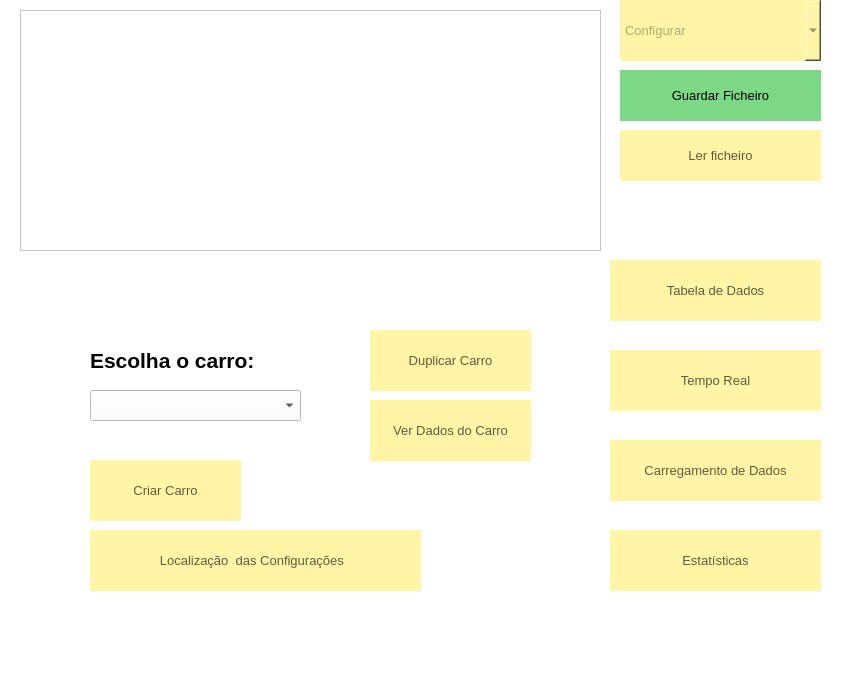
Qt form FSIPLeiria/mainwindow.ui (tatianascgil/Projeto_Informatico_Formula_Student_Barramento_CAN) before a commit.
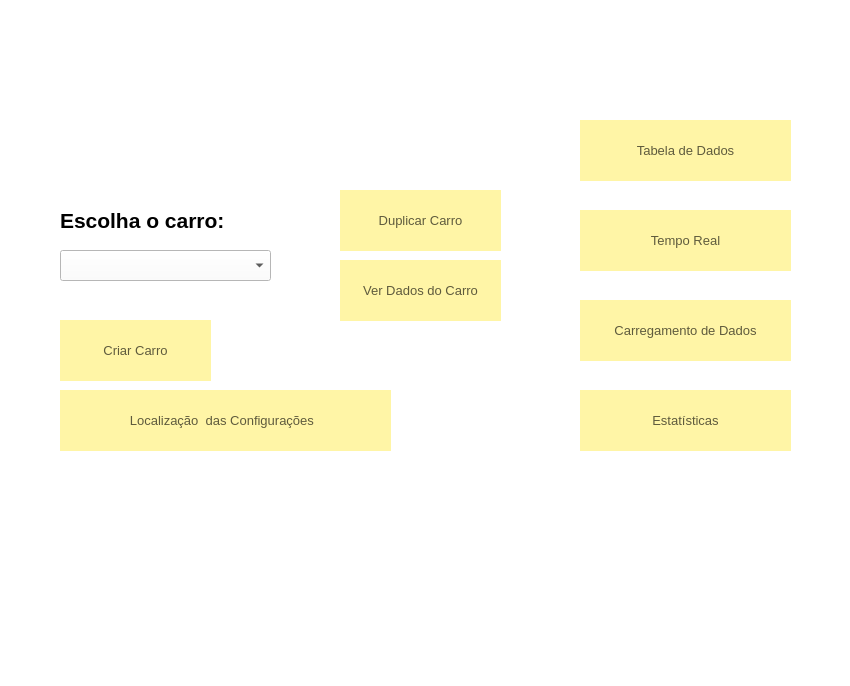
The same form after that commit. Icons and pictures are not drawn.

The edit to the form file:
```diff
--- a/FSIPLeiria/mainwindow.ui
+++ b/FSIPLeiria/mainwindow.ui
@@ -24,48 +24,11 @@
    <string notr="true">background:white</string>
   </property>
   <widget class="QWidget" name="centralwidget">
-   <widget class="QPushButton" name="btnReadFile">
-    <property name="geometry">
-     <rect>
-      <x>620</x>
-      <y>130</y>
-      <width>201</width>
-      <height>51</height>
-     </rect>
-    </property>
-    <property name="font">
-     <font>
-      <pointsize>10</pointsize>
-     </font>
-    </property>
-    <property name="cursor">
-     <cursorShape>PointingHandCursor</cursorShape>
-    </property>
-    <property name="styleSheet">
-     <string notr="true">QPushButton{
-	background-color:rgb(255, 245, 166);
-	border:none;
-	color:rgb(95, 91, 61);
-	border -bottom: 5px solid rgb(162, 155, 105)
-}
-QPushButton:hover{
-	background-color:rgb(229, 217, 150);
-	border-bottom: 5px solid rgb(162, 155, 105)
-}
-QPushButton:pressed {
-	background-color:rgb(255, 242, 165);
-	border-bottom: 5px solid rgb(162, 155, 105)
-}</string>
-    </property>
-    <property name="text">
-     <string>Ler ficheiro</string>
-    </property>
-   </widget>
    <widget class="QPushButton" name="btnEstatisticas">
     <property name="geometry">
      <rect>
-      <x>610</x>
-      <y>530</y>
+      <x>580</x>
+      <y>390</y>
       <width>211</width>
       <height>61</height>
      </rect>
@@ -98,116 +61,11 @@
      <string>Estatísticas</string>
     </property>
    </widget>
-   <widget class="QComboBox" name="btnCreateFile">
-    <property name="geometry">
-     <rect>
-      <x>620</x>
-      <y>0</y>
-      <width>201</width>
-      <height>61</height>
-     </rect>
-    </property>
-    <property name="font">
-     <font>
-      <pointsize>10</pointsize>
-     </font>
-    </property>
-    <property name="cursor">
-     <cursorShape>PointingHandCursor</cursorShape>
-    </property>
-    <property name="styleSheet">
-     <string notr="true">
-	background-color:rgb(255, 245, 166);
-	border:none;
-	color:rgb(95, 91, 61);
-	border -left: 1px solid rgb(162, 155, 105);
-	border -right: 1px solid rgb(162, 155, 105);
-	border -bottom: 5px solid rgb(162, 155, 105);</string>
-    </property>
-    <property name="currentText">
-     <string/>
-    </property>
-    <property name="currentIndex">
-     <number>-1</number>
-    </property>
-    <property name="maxCount">
-     <number>2147483634</number>
-    </property>
-    <property name="placeholderText">
-     <string>Configurar</string>
-    </property>
-    <property name="duplicatesEnabled">
-     <bool>true</bool>
-    </property>
-    <item>
-     <property name="text">
-      <string>Configurar BD</string>
-     </property>
-    </item>
-    <item>
-     <property name="text">
-      <string>Criar Mensagem</string>
-     </property>
-    </item>
-   </widget>
-   <widget class="QTableView" name="tableView">
-    <property name="geometry">
-     <rect>
-      <x>20</x>
-      <y>10</y>
-      <width>581</width>
-      <height>241</height>
-     </rect>
-    </property>
-   </widget>
-   <widget class="QPushButton" name="btnSaveFile">
-    <property name="enabled">
-     <bool>true</bool>
-    </property>
-    <property name="geometry">
-     <rect>
-      <x>620</x>
-      <y>70</y>
-      <width>201</width>
-      <height>51</height>
-     </rect>
-    </property>
-    <property name="font">
-     <font>
-      <pointsize>10</pointsize>
-     </font>
-    </property>
-    <property name="cursor">
-     <cursorShape>PointingHandCursor</cursorShape>
-    </property>
-    <property name="styleSheet">
-     <string notr="true">QPushButton{
-	background-color:rgb(125, 216, 133);
-	border:none;
-	color:black;
-}
-QPushButton:hover{
-	background-color:rgb(99, 171, 105);
-	border-left: 1px solid rgb(75, 130, 80);
-	border-right: 1px solid rgb(75, 130, 80);
-	border-bottom: 5px solid rgb(75, 130, 80);
-}
-QPushButton:pressed {
-	background-color:rgb(125, 220, 145);
-	border-left: 1px solid rgb(75, 130, 80);
-	border-right: 1px solid rgb(75, 130, 80);
-	border-bottom: 5px solid rgb(75, 130, 80);
-}</string>
-    </property>
-    <property name="text">
-     <string>Guardar Ficheiro</string>
-    </property>
-   </widget>
    <widget class="QPushButton" name="btnTempoReal">
     <property name="geometry">
      <rect>
-      <x>610</x>
-      <y>350</y>
+      <x>580</x>
+      <y>210</y>
       <width>211</width>
       <height>61</height>
      </rect>
@@ -243,8 +101,8 @@
    <widget class="QPushButton" name="btnTabelaDados">
     <property name="geometry">
      <rect>
-      <x>610</x>
-      <y>260</y>
+      <x>580</x>
+      <y>120</y>
       <width>211</width>
       <height>61</height>
      </rect>
@@ -280,8 +138,8 @@
    <widget class="QPushButton" name="btnCarregamentoDados">
     <property name="geometry">
      <rect>
-      <x>610</x>
-      <y>440</y>
+      <x>580</x>
+      <y>300</y>
       <width>211</width>
       <height>61</height>
      </rect>
@@ -317,8 +175,8 @@
    <widget class="QComboBox" name="comboBoxCarro">
     <property name="geometry">
      <rect>
-      <x>90</x>
-      <y>390</y>
+      <x>60</x>
+      <y>250</y>
       <width>211</width>
       <height>31</height>
      </rect>
@@ -336,8 +194,8 @@
    <widget class="QPushButton" name="btnLocalConf">
     <property name="geometry">
      <rect>
-      <x>90</x>
-      <y>530</y>
+      <x>60</x>
+      <y>390</y>
       <width>331</width>
       <height>61</height>
      </rect>
@@ -373,8 +231,8 @@
    <widget class="QPushButton" name="btnCriarCarro">
     <property name="geometry">
      <rect>
-      <x>90</x>
-      <y>460</y>
+      <x>60</x>
+      <y>320</y>
       <width>151</width>
       <height>61</height>
      </rect>
@@ -413,8 +271,8 @@
     </property>
     <property name="geometry">
      <rect>
-      <x>370</x>
-      <y>400</y>
+      <x>340</x>
+      <y>260</y>
       <width>161</width>
       <height>61</height>
      </rect>
@@ -453,8 +311,8 @@
    <widget class="QPushButton" name="btnDuplicarCarro">
     <property name="geometry">
      <rect>
-      <x>370</x>
-      <y>330</y>
+      <x>340</x>
+      <y>190</y>
       <width>161</width>
       <height>61</height>
      </rect>
@@ -490,8 +348,8 @@
    <widget class="QLabel" name="label">
     <property name="geometry">
      <rect>
-      <x>90</x>
-      <y>340</y>
+      <x>60</x>
+      <y>200</y>
       <width>251</width>
       <height>41</height>
      </rect>
```
Left out of the diff: 2 changed lines with no effect on the pictures.
